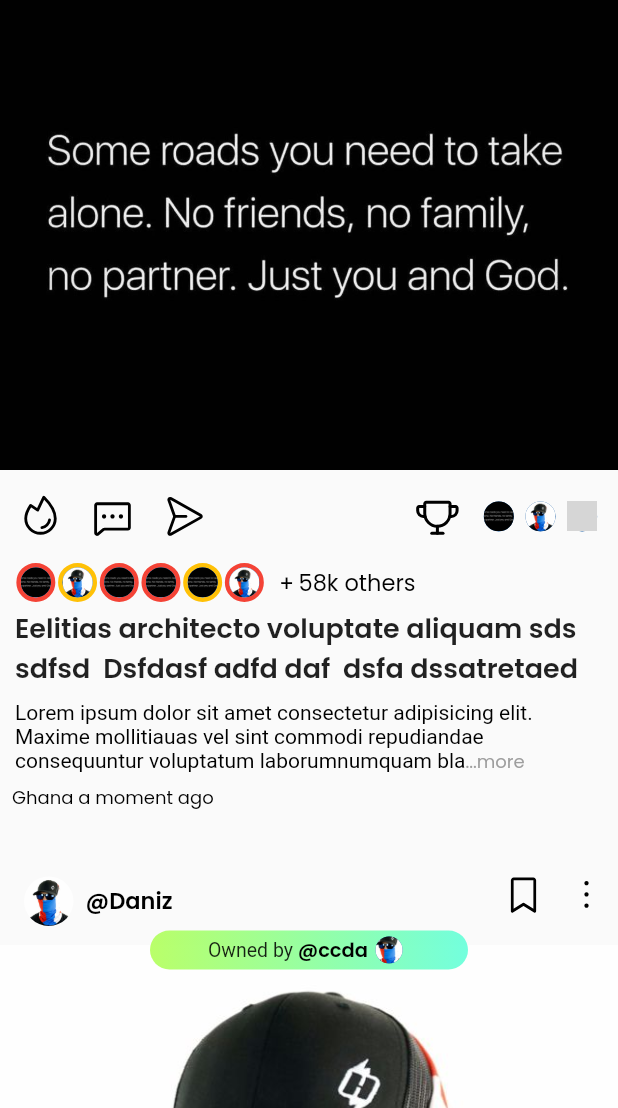
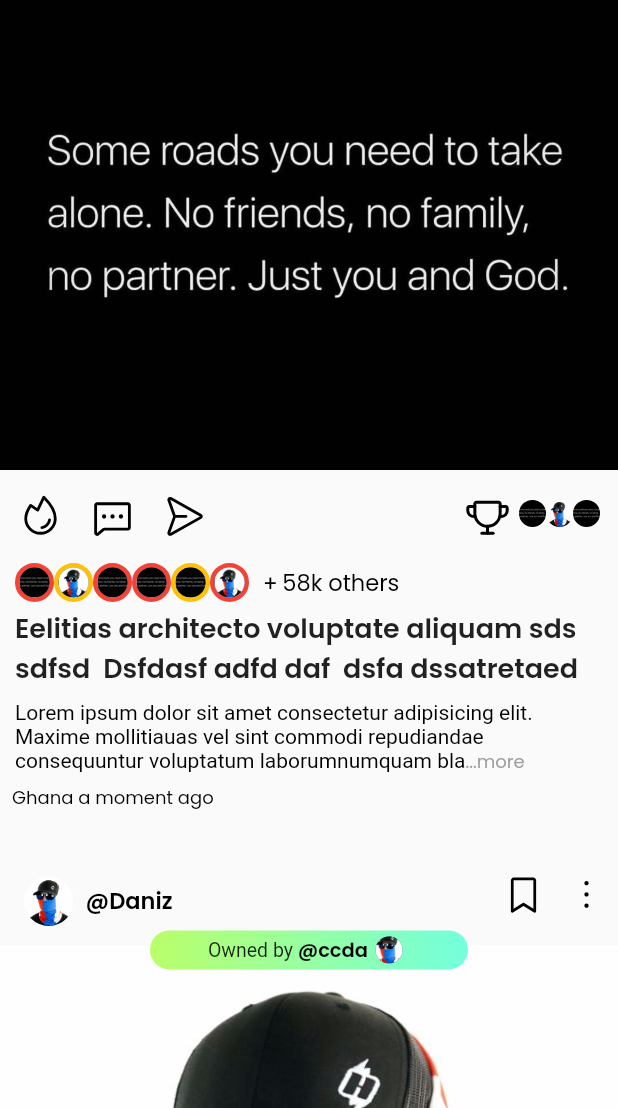
Before and after one commit to AhmadH77/demo_socail_app, a Flutter app: the MainPage widget shown alone on an empty page, opened directly with empty values, on a phone screen of 412 x 824 dp, the part 128-1236 px from its top. Run offline on Flutter 3.47's test engine with Material 2 defaults, Android fonts, the phone set to English and light mode, and no system bars; our stand-ins replace bubble_tab_indicator, curved_navigation_bar, flutter_svg, persistent_bottom_nav_bar, timeago; grey boxes are pictures that could not be loaded.

Commit message:
minimal changes

```diff
--- a/lib/ui/home/main_page/main_page.dart
+++ b/lib/ui/home/main_page/main_page.dart
@@ -221,14 +221,18 @@ class _MainPageState extends State<MainPage> {
                   children: [
                     //stacked images
 
-                    buildLikedUsersImage('assets/images/b.jpg', 10, Colors.red),
-                    buildLikedUsersImage(
+                    buildLikedUsersImageWithBorderColor(
+                        'assets/images/b.jpg', 10, Colors.red),
+                    buildLikedUsersImageWithBorderColor(
                         'assets/images/a.jpg', 10, Colors.amber),
-                    buildLikedUsersImage('assets/images/b.jpg', 10, Colors.red),
-                    buildLikedUsersImage('assets/images/b.jpg', 10, Colors.red),
-                    buildLikedUsersImage(
+                    buildLikedUsersImageWithBorderColor(
+                        'assets/images/b.jpg', 10, Colors.red),
+                    buildLikedUsersImageWithBorderColor(
+                        'assets/images/b.jpg', 10, Colors.red),
+                    buildLikedUsersImageWithBorderColor(
                         'assets/images/b.jpg', 10, Colors.amber),
-                    buildLikedUsersImage('assets/images/a.jpg', 10, Colors.red),
+                    buildLikedUsersImageWithBorderColor(
+                        'assets/images/a.jpg', 10, Colors.red),
                   ],
                 ),
               ),
@@ -306,54 +310,6 @@ class _MainPageState extends State<MainPage> {
               ],
             ),
           ),
-          //at owned by
-          /*    Padding(
-            padding: const EdgeInsets.only(left: eightDp, top: fourDp),
-            child: Text.rich(
-              TextSpan(
-                style: TextStyle(
-                    fontSize: sixteenDp,
-                    fontWeight: FontWeight.w700,
-                    color: Colors.black),
-                text: '@${posts.ownedBy}',
-                children: [
-                  TextSpan(
-                    text: ' looking forward for Italian grand prix ',
-                    style: TextStyle(
-                        fontSize: sixteenDp,
-                        fontWeight: FontWeight.w400,
-                        color: Color(0xFF171717)),
-                  ),
-                ],
-              ),
-              overflow: TextOverflow.ellipsis,
-            ),
-          ),
-          Padding(
-            padding: const EdgeInsets.only(
-              left: eightDp,
-              top: fourDp,
-            ),
-            child: Text.rich(
-              TextSpan(
-                style: TextStyle(
-                    fontSize: sixteenDp,
-                    fontWeight: FontWeight.w700,
-                    color: Colors.black),
-                text: 'Pune.',
-                children: [
-                  TextSpan(
-                    text: ' 25 mins ago',
-                    style: TextStyle(
-                        fontSize: sixteenDp,
-                        fontWeight: FontWeight.w700,
-                        color: Colors.black),
-                  ),
-                ],
-              ),
-              overflow: TextOverflow.ellipsis,
-            ),
-          ),*/
         ],
       ),
     );
@@ -371,18 +327,30 @@ class _MainPageState extends State<MainPage> {
     );
   }
 
-  Widget buildLikedUsersImage(image, double radius, Color color) {
+  Widget buildLikedUsersImageWithBorderColor(
+      image, double radius, Color color) {
     return Container(
       decoration: BoxDecoration(
           borderRadius: BorderRadius.circular(twentyDp),
           border: Border.all(color: color, width: 3)),
-      margin: EdgeInsets.symmetric(horizontal: 0.9),
+      // margin: EdgeInsets.symmetric(horizontal: 0.9),
       child: CircleAvatar(
         radius: radius,
         backgroundImage: AssetImage(
           image,
         ),
       ),
+    );
+  }
+
+  Widget buildLikedImage(image) {
+    return Container(
+      width: 18,
+      height: 18,
+      decoration: BoxDecoration(
+          borderRadius: BorderRadius.circular(24),
+          image:
+              DecorationImage(image: AssetImage("$image"), fit: BoxFit.cover)),
     );
   }
 
@@ -433,22 +401,31 @@ class _MainPageState extends State<MainPage> {
             ],
           ),
           Row(
+            crossAxisAlignment: CrossAxisAlignment.start,
             children: [
               Padding(
-                padding: const EdgeInsets.all(sixDp),
+                padding: const EdgeInsets.only(
+                  top: sixDp,
+                ),
                 child: ShowSvgIcon(
                   iconName: 'assets/svg/Trophy.svg',
                   color: CupertinoColors.black,
                   onIconTap: () {},
                 ),
               ),
-              buildLikedUsersImage(
-                  'assets/images/b.jpg', 10, Colors.transparent),
-              buildLikedUsersImage(
-                  'assets/images/a.jpg', 10, Colors.transparent),
-              buildLikedUsersImage('', 10, Colors.transparent),
+              Container(
+                margin: EdgeInsets.only(top: 10, right: 8),
+                child: Row(
+                  crossAxisAlignment: CrossAxisAlignment.start,
+                  children: [
+                    buildLikedImage('assets/images/b.jpg'),
+                    buildLikedImage('assets/images/a.jpg'),
+                    buildLikedImage('assets/images/b.jpg'),
+                  ],
+                ),
+              ),
               SizedBox(
-                width: tenDp,
+                width: 4,
               )
             ],
           ),
```
